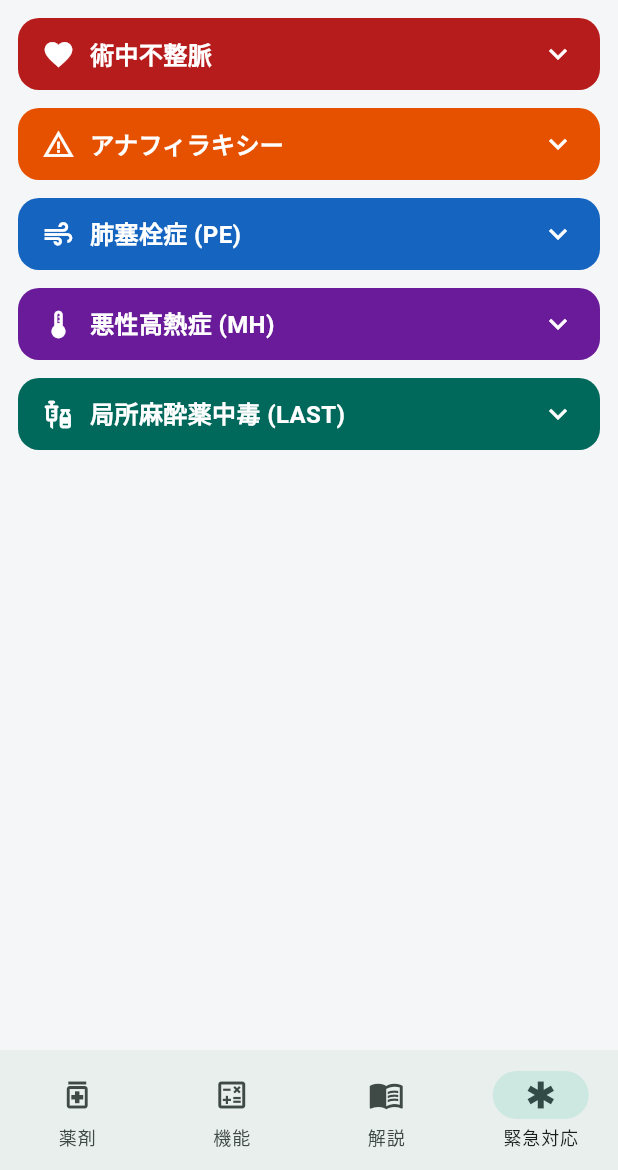
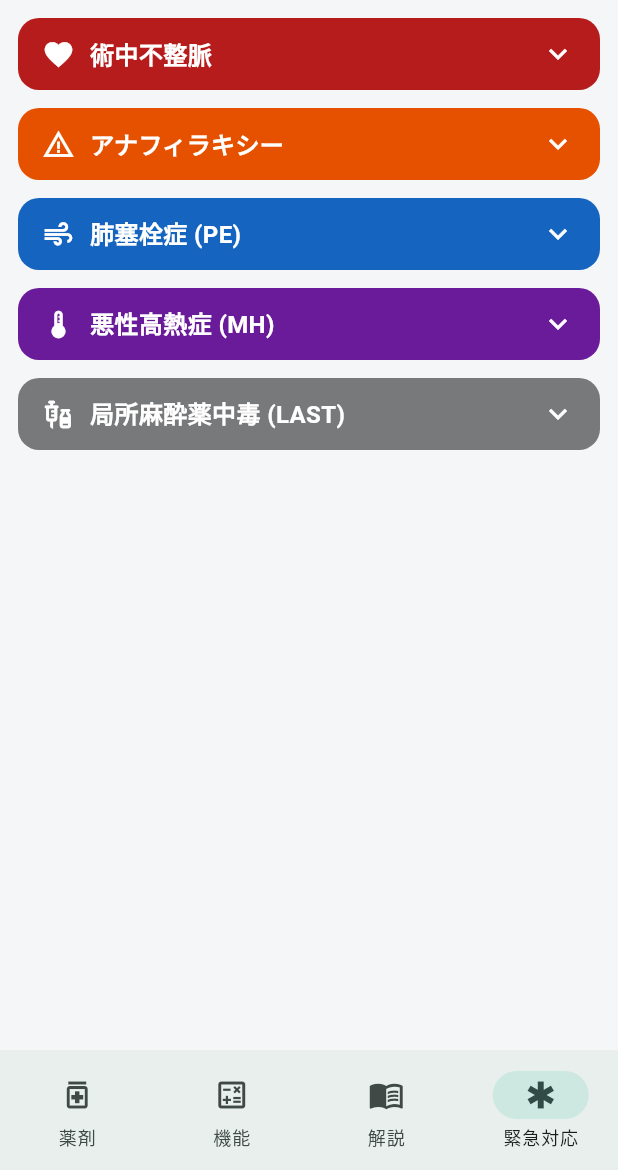
Before and after one commit to shou12101990-ctrl/masui_ref, a Flutter app: the screen it shows after launch, item 4 of the bottom bar chosen, on a phone screen of 412 x 824 dp, the part 66-1236 px from its top. Run offline on Flutter 3.47's test engine with Material 3 defaults, Android fonts, the phone set to English and light mode, and no system bars.

Commit message:
style: 緊急対応のLASTセクションを灰色に(局所麻酔薬カラーに合わせる)
Co-Authored-By: Claude Opus 4.8 <noreply@anthropic.com>

```diff
--- a/lib/screens/emergency_screen.dart
+++ b/lib/screens/emergency_screen.dart
@@ -192,7 +192,7 @@ class _EmergencyScreenState extends State<EmergencyScreen> {
                   _EmergencySection(
                     title: '局所麻酔薬中毒 (LAST)',
                     icon: Icons.vaccines,
-                    color: Color(0xFF00695C),
+                    color: Color(0xFF78797B), // 局所麻酔薬に合わせた灰色
                     protocols: [
                       _Protocol(
                         title: '局所麻酔薬全身毒性 (LAST) の対応',
```
